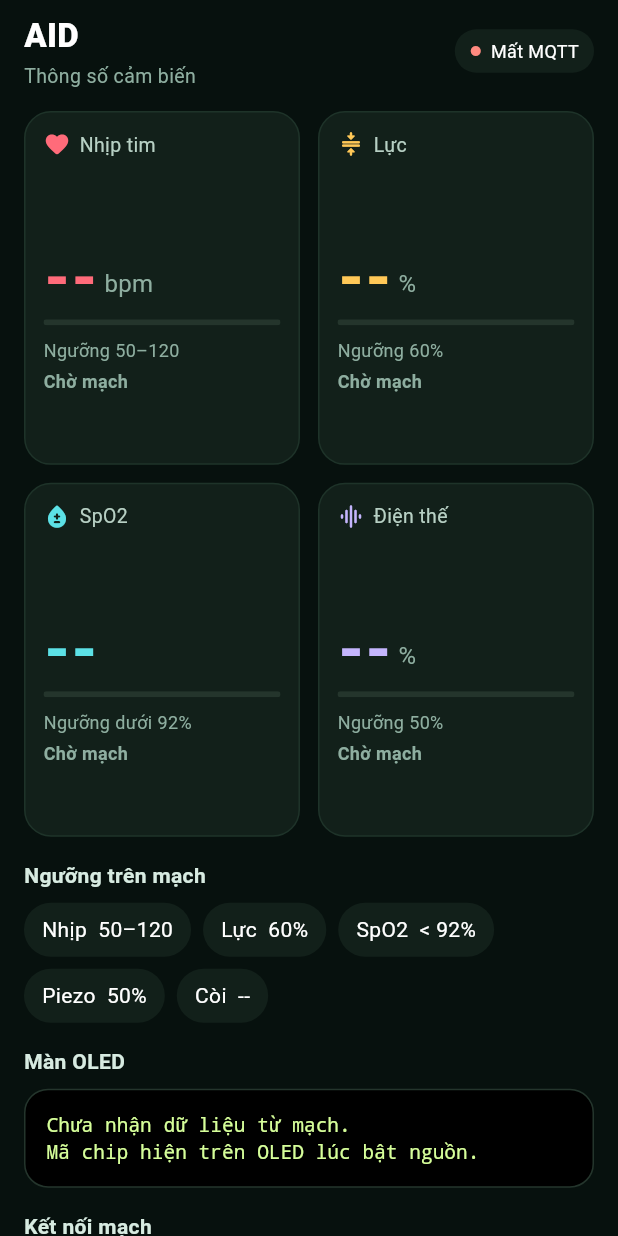
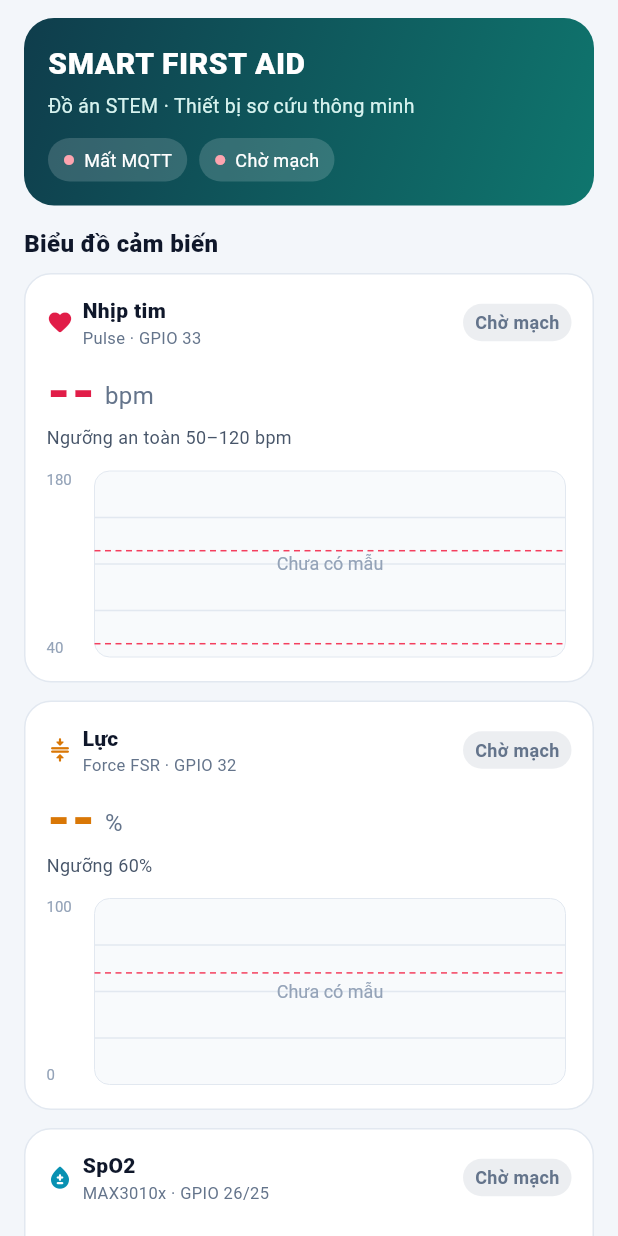
Before and after one commit to duong0411/AID, a Flutter app: the screen it shows after launch, on a phone screen of 412 x 824 dp. Run offline on Flutter 3.47's test engine with Material 3 defaults, Android fonts, the phone set to English and light mode, and no system bars; our stand-ins replace shared_preferences; missing offline and left inert: mqtt_client.

Commit message:
Add STEM sensor charts for heart rate, force, SpO2, and piezo.
Co-authored-by: Cursor <cursoragent@cursor.com>

```diff
--- a/lib/home_page.dart
+++ b/lib/home_page.dart
@@ -41,40 +41,40 @@ class _HomePageState extends State<HomePage> {
   Widget build(BuildContext context) {
     final snap = c.snapshot;
     return Scaffold(
+      backgroundColor: const Color(0xFFF3F6FA),
       body: SafeArea(
         child: ListView(
-          padding: const EdgeInsets.fromLTRB(16, 8, 16, 28),
+          padding: const EdgeInsets.fromLTRB(16, 12, 16, 28),
           children: [
-            _topBar(snap),
+            _header(snap),
             const SizedBox(height: 14),
             if (snap != null && snap.alarm) ...[
               _alarmBanner(snap),
               const SizedBox(height: 12),
             ],
-            GridView.count(
-              crossAxisCount: 2,
-              shrinkWrap: true,
-              physics: const NeverScrollableScrollPhysics(),
-              mainAxisSpacing: 12,
-              crossAxisSpacing: 12,
-              childAspectRatio: 0.78,
-              children: [
-                _SensorCard(
+            const _SectionTitle('Biểu đồ cảm biến'),
+            const SizedBox(height: 8),
+            _ChartCard(
               title: 'Nhịp tim',
+              caption: 'Pulse · GPIO 33',
               value: snap == null || snap.hr <= 0 ? '--' : '${snap.hr}',
               unit: 'bpm',
               detail: snap == null
-                      ? 'Ngưỡng 50–120'
-                      : 'ADC ${snap.hrAdc} · ngưỡng ${snap.hrMin}–${snap.hrMax}',
+                  ? 'Ngưỡng an toàn 50–120 bpm'
+                  : 'ADC ${snap.hrAdc} · ngưỡng ${snap.hrMin}–${snap.hrMax} bpm',
               status: _hrStatus(snap),
               alarm: snap?.alarmHr ?? false,
-                  color: const Color(0xFFFF6B7A),
+              color: const Color(0xFFE11D48),
               icon: Icons.favorite_rounded,
-                  fraction: snap == null || snap.hr <= 0 ? 0 : (snap.hr / 180).clamp(0, 1),
               samples: c.hrTrace,
+              minY: 40,
+              maxY: 180,
+              low: snap?.hrMin.toDouble() ?? 50,
+              high: snap?.hrMax.toDouble() ?? 120,
             ),
-                _SensorCard(
+            _ChartCard(
               title: 'Lực',
+              caption: 'Force FSR · GPIO 32',
               value: snap == null ? '--' : snap.force.toStringAsFixed(0),
               unit: '%',
               detail: snap == null
@@ -82,25 +82,31 @@ class _HomePageState extends State<HomePage> {
                   : '${snap.grams.toStringAsFixed(0)} g · ngưỡng ${snap.forceMax}%',
               status: snap == null ? 'Chờ mạch' : (snap.alarmForce ? 'Vượt ngưỡng' : 'Ổn'),
               alarm: snap?.alarmForce ?? false,
-                  color: const Color(0xFFFFC857),
+              color: const Color(0xFFD97706),
               icon: Icons.compress_rounded,
-                  fraction: snap == null ? 0 : (snap.force / 100).clamp(0, 1),
               samples: c.forceTrace,
+              minY: 0,
+              maxY: 100,
+              high: snap?.forceMax.toDouble() ?? 60,
             ),
-                _SensorCard(
+            _ChartCard(
               title: 'SpO2',
+              caption: 'MAX3010x · GPIO 26/25',
               value: _spo2Value(snap),
-                  unit: snap != null && snap.maxOnline && snap.finger && snap.spo2 > 0 ? '%' : '',
+              unit: '%',
               detail: _spo2Detail(snap),
               status: _spo2Status(snap),
               alarm: snap?.alarmSpo2 ?? false,
-                  color: const Color(0xFF5CE1E6),
+              color: const Color(0xFF0891B2),
               icon: Icons.bloodtype_rounded,
-                  fraction: snap == null || snap.spo2 <= 0 ? 0 : (snap.spo2 / 100).clamp(0, 1),
               samples: c.spo2Trace,
+              minY: 70,
+              maxY: 100,
+              low: snap?.spo2Min.toDouble() ?? 92,
             ),
-                _SensorCard(
+            _ChartCard(
               title: 'Điện thế',
+              caption: 'Piezo · GPIO 35',
               value: snap == null ? '--' : snap.piezo.toStringAsFixed(0),
               unit: '%',
               detail: snap == null
@@ -108,23 +114,23 @@ class _HomePageState extends State<HomePage> {
                   : '${snap.volt.toStringAsFixed(2)} V · ngưỡng ${snap.piezoMax}%',
               status: snap == null ? 'Chờ mạch' : (snap.alarmPiezo ? 'Vượt ngưỡng' : 'Ổn'),
               alarm: snap?.alarmPiezo ?? false,
-                  color: const Color(0xFFC4B5FD),
+              color: const Color(0xFF7C3AED),
               icon: Icons.graphic_eq_rounded,
-                  fraction: snap == null ? 0 : (snap.piezo / 100).clamp(0, 1),
               samples: c.piezoTrace,
+              minY: 0,
+              maxY: 100,
+              high: snap?.piezoMax.toDouble() ?? 50,
             ),
-              ],
-            ),
-            const SizedBox(height: 16),
-            const _SectionTitle('Ngưỡng trên mạch'),
+            const SizedBox(height: 4),
+            const _SectionTitle('Ngưỡng cảnh báo'),
             const SizedBox(height: 8),
             _thresholds(snap),
             const SizedBox(height: 16),
-            const _SectionTitle('Màn OLED'),
+            const _SectionTitle('Màn OLED trên mạch'),
             const SizedBox(height: 8),
             _oledCard(snap),
             const SizedBox(height: 16),
-            const _SectionTitle('Kết nối mạch'),
+            const _SectionTitle('Kết nối MQTT'),
             const SizedBox(height: 8),
             _connectCard(),
           ],
@@ -133,28 +139,42 @@ class _HomePageState extends State<HomePage> {
     );
   }
 
-  Widget _topBar(AidSnapshot? snap) {
+  Widget _header(AidSnapshot? snap) {
     final live = snap != null;
-    return Row(
-      children: [
-        const Expanded(
+    return Container(
+      padding: const EdgeInsets.all(16),
+      decoration: BoxDecoration(
+        borderRadius: BorderRadius.circular(20),
+        gradient: const LinearGradient(
+          colors: [Color(0xFF0F3D4C), Color(0xFF0F766E)],
+          begin: Alignment.topLeft,
+          end: Alignment.bottomRight,
+        ),
+      ),
       child: Column(
         crossAxisAlignment: CrossAxisAlignment.start,
         children: [
-              Text('AID', style: TextStyle(fontSize: 22, fontWeight: FontWeight.w800)),
-              SizedBox(height: 2),
-              Text(
-                'Thông số cảm biến',
-                style: TextStyle(color: Color(0xFF8EAEA0), fontSize: 13),
+          const Text(
+            'SMART FIRST AID',
+            style: TextStyle(color: Colors.white, fontSize: 20, fontWeight: FontWeight.w800, letterSpacing: 0.4),
+          ),
+          const SizedBox(height: 4),
+          const Text(
+            'Đồ án STEM · Thiết bị sơ cứu thông minh',
+            style: TextStyle(color: Color(0xFFD7F3EF), fontSize: 13),
+          ),
+          const SizedBox(height: 12),
+          Wrap(
+            spacing: 8,
+            runSpacing: 8,
+            children: [
+              _pill(c.connected ? 'MQTT đã nối' : 'Mất MQTT', c.connected),
+              _pill(live ? 'Mạch ${snap.id}' : 'Chờ mạch', live),
+              if (live) _pill(snap.wifi ? snap.ip : 'Mất WiFi', snap.wifi),
+            ],
           ),
         ],
       ),
-        ),
-        _pill(
-          live ? 'Mạch ${snap.id}' : (c.connected ? 'MQTT' : 'Mất MQTT'),
-          live || c.connected,
-        ),
-      ],
     );
   }
 
@@ -163,18 +183,18 @@ class _HomePageState extends State<HomePage> {
       width: double.infinity,
       padding: const EdgeInsets.symmetric(horizontal: 14, vertical: 12),
       decoration: BoxDecoration(
-        color: const Color(0xFF3A1418),
+        color: const Color(0xFFFFF1F2),
         borderRadius: BorderRadius.circular(14),
-        border: Border.all(color: const Color(0xFFFF6B7A)),
+        border: Border.all(color: const Color(0xFFFB7185)),
       ),
       child: Row(
         children: [
-          const Icon(Icons.warning_amber_rounded, color: Color(0xFFFF6B7A)),
+          const Icon(Icons.warning_amber_rounded, color: Color(0xFFE11D48)),
           const SizedBox(width: 10),
           Expanded(
             child: Text(
               snap.reason.isEmpty ? 'Cảnh báo ngưỡng' : snap.reason,
-              style: const TextStyle(fontWeight: FontWeight.w700),
+              style: const TextStyle(fontWeight: FontWeight.w800, color: Color(0xFF9F1239)),
             ),
           ),
         ],
@@ -184,9 +204,9 @@ class _HomePageState extends State<HomePage> {
 
   Widget _thresholds(AidSnapshot? snap) {
     final items = [
-      ('Nhịp', snap == null ? '50–120' : '${snap.hrMin}–${snap.hrMax}'),
+      ('Nhịp', snap == null ? '50–120 bpm' : '${snap.hrMin}–${snap.hrMax} bpm'),
       ('Lực', snap == null ? '60%' : '${snap.forceMax}%'),
-      ('SpO2', snap == null ? '< 92%' : '< ${snap.spo2Min}%'),
+      ('SpO2', snap == null ? 'trên 92%' : 'trên ${snap.spo2Min}%'),
       ('Piezo', snap == null ? '50%' : '${snap.piezoMax}%'),
       ('Còi', snap == null ? '--' : (snap.buzzerOn ? (snap.mute ? 'Tắt tiếng' : 'Bật') : 'Tắt')),
     ];
@@ -198,10 +218,11 @@ class _HomePageState extends State<HomePage> {
           Container(
             padding: const EdgeInsets.symmetric(horizontal: 12, vertical: 8),
             decoration: BoxDecoration(
-              color: const Color(0xFF12201A),
+              color: Colors.white,
               borderRadius: BorderRadius.circular(20),
+              border: Border.all(color: const Color(0xFFE2E8F0)),
             ),
-            child: Text('${item.$1}  ${item.$2}'),
+            child: Text('${item.$1}  ${item.$2}', style: const TextStyle(color: Color(0xFF0F172A), fontSize: 13)),
           ),
       ],
     );
@@ -223,9 +244,8 @@ class _HomePageState extends State<HomePage> {
       width: double.infinity,
       padding: const EdgeInsets.all(14),
       decoration: BoxDecoration(
-        color: Colors.black,
+        color: const Color(0xFF07110E),
         borderRadius: BorderRadius.circular(16),
-        border: Border.all(color: const Color(0xFF24352C)),
       ),
       child: DefaultTextStyle(
         style: const TextStyle(
@@ -246,17 +266,25 @@ class _HomePageState extends State<HomePage> {
     return Container(
       padding: const EdgeInsets.all(12),
       decoration: BoxDecoration(
-        color: const Color(0xFF12201A),
+        color: Colors.white,
         borderRadius: BorderRadius.circular(16),
+        border: Border.all(color: const Color(0xFFE2E8F0)),
       ),
       child: Column(
+        crossAxisAlignment: CrossAxisAlignment.start,
         children: [
+          const Text(
+            'mqtt.duynguyen.io.vn',
+            style: TextStyle(color: Color(0xFF64748B), fontSize: 12),
+          ),
+          const SizedBox(height: 8),
           Row(
             children: [
               Expanded(
                 child: TextField(
                   controller: _chip,
                   textCapitalization: TextCapitalization.characters,
+                  style: const TextStyle(color: Color(0xFF0F172A)),
                   decoration: const InputDecoration(
                     labelText: 'Mã mạch',
                     hintText: '6 ký tự trên OLED',
@@ -275,9 +303,7 @@ class _HomePageState extends State<HomePage> {
           ),
           if (c.discovered.isNotEmpty) ...[
             const SizedBox(height: 8),
-            Align(
-              alignment: Alignment.centerLeft,
-              child: Wrap(
+            Wrap(
               spacing: 8,
               children: [
                 for (final id in c.discovered)
@@ -290,14 +316,10 @@ class _HomePageState extends State<HomePage> {
                   ),
               ],
             ),
-            ),
           ],
           if (c.lastError.isNotEmpty) ...[
             const SizedBox(height: 8),
-            Align(
-              alignment: Alignment.centerLeft,
-              child: Text(c.lastError, style: const TextStyle(color: Color(0xFFFF8A80))),
-            ),
+            Text(c.lastError, style: const TextStyle(color: Color(0xFFE11D48))),
           ],
           const SizedBox(height: 10),
           Row(
@@ -309,6 +331,7 @@ class _HomePageState extends State<HomePage> {
                     child: OutlinedButton(
                       style: OutlinedButton.styleFrom(
                         padding: const EdgeInsets.symmetric(horizontal: 2, vertical: 12),
+                        foregroundColor: const Color(0xFF0F3D4C),
                         minimumSize: Size.zero,
                         tapTargetSize: MaterialTapTargetSize.shrinkWrap,
                       ),
@@ -327,9 +350,10 @@ class _HomePageState extends State<HomePage> {
   }
 }
 
-class _SensorCard extends StatelessWidget {
-  const _SensorCard({
+class _ChartCard extends StatelessWidget {
+  const _ChartCard({
     required this.title,
+    required this.caption,
     required this.value,
     required this.unit,
     required this.detail,
@@ -337,11 +361,15 @@ class _SensorCard extends StatelessWidget {
     required this.alarm,
     required this.color,
     required this.icon,
-    required this.fraction,
     required this.samples,
+    required this.minY,
+    required this.maxY,
+    this.low,
+    this.high,
   });
 
   final String title;
+  final String caption;
   final String value;
   final String unit;
   final String detail;
@@ -349,70 +377,83 @@ class _SensorCard extends StatelessWidget {
   final bool alarm;
   final Color color;
   final IconData icon;
-  final double fraction;
   final List<double> samples;
+  final double minY;
+  final double maxY;
+  final double? low;
+  final double? high;
 
   @override
   Widget build(BuildContext context) {
-    final accent = alarm ? const Color(0xFFFF6B7A) : color;
     final waiting = value == '--';
-    final statusColor = alarm ? const Color(0xFFFF6B7A) : (waiting ? const Color(0xFF8EAEA0) : color);
+    final statusColor = alarm
+        ? const Color(0xFFE11D48)
+        : (waiting ? const Color(0xFF64748B) : const Color(0xFF0F766E));
     return Container(
-      padding: const EdgeInsets.all(12),
+      margin: const EdgeInsets.only(bottom: 12),
+      padding: const EdgeInsets.fromLTRB(14, 14, 14, 12),
       decoration: BoxDecoration(
-        color: const Color(0xFF12201A),
+        color: Colors.white,
         borderRadius: BorderRadius.circular(18),
-        border: Border.all(color: alarm ? const Color(0xFFFF6B7A) : const Color(0xFF1E3329)),
+        border: Border.all(color: alarm ? const Color(0xFFFB7185) : const Color(0xFFE2E8F0)),
       ),
       child: Column(
         crossAxisAlignment: CrossAxisAlignment.start,
         children: [
           Row(
             children: [
-              Icon(icon, color: accent, size: 18),
+              Icon(icon, color: color, size: 18),
               const SizedBox(width: 6),
               Expanded(
-                child: Text(title, style: const TextStyle(color: Color(0xFFB7D0C4), fontSize: 13)),
+                child: Column(
+                  crossAxisAlignment: CrossAxisAlignment.start,
+                  children: [
+                    Text(title, style: const TextStyle(fontWeight: FontWeight.w800, color: Color(0xFF0F172A))),
+                    Text(caption, style: const TextStyle(fontSize: 11, color: Color(0xFF64748B))),
+                  ],
+                ),
+              ),
+              Container(
+                padding: const EdgeInsets.symmetric(horizontal: 8, vertical: 4),
+                decoration: BoxDecoration(
+                  color: statusColor.withValues(alpha: 0.12),
+                  borderRadius: BorderRadius.circular(20),
+                ),
+                child: Text(status, style: TextStyle(fontSize: 12, fontWeight: FontWeight.w700, color: statusColor)),
               ),
             ],
           ),
-          const Spacer(),
-          FittedBox(
-            fit: BoxFit.scaleDown,
-            alignment: Alignment.centerLeft,
-            child: Row(
+          const SizedBox(height: 10),
+          Row(
             crossAxisAlignment: CrossAxisAlignment.end,
             children: [
-                Text(value, style: TextStyle(fontSize: 40, fontWeight: FontWeight.w800, color: accent, height: 1)),
-                if (unit.isNotEmpty) ...[
-                  const SizedBox(width: 4),
+              Text(
+                value,
+                style: TextStyle(fontSize: 36, fontWeight: FontWeight.w800, color: color, height: 1),
+              ),
+              const SizedBox(width: 6),
               Padding(
                 padding: const EdgeInsets.only(bottom: 4),
-                    child: Text(unit, style: const TextStyle(color: Color(0xFF8EAEA0), fontSize: 16)),
+                child: Text(unit, style: const TextStyle(fontSize: 16, color: Color(0xFF64748B))),
               ),
             ],
-              ],
+          ),
+          const SizedBox(height: 4),
+          Text(detail, style: const TextStyle(fontSize: 12, color: Color(0xFF475569))),
+          const SizedBox(height: 10),
+          SizedBox(
+            height: 132,
+            width: double.infinity,
+            child: CustomPaint(
+              painter: _StemChart(
+                samples: samples,
+                color: color,
+                minY: minY,
+                maxY: maxY,
+                low: low,
+                high: high,
               ),
             ),
-          const SizedBox(height: 8),
-          ClipRRect(
-            borderRadius: BorderRadius.circular(4),
-            child: LinearProgressIndicator(
-              value: fraction.toDouble(),
-              minHeight: 4,
-              backgroundColor: const Color(0xFF24352C),
-              color: accent,
-            ),
-          ),
-          const SizedBox(height: 8),
-          Text(detail, maxLines: 2, overflow: TextOverflow.ellipsis, style: const TextStyle(fontSize: 12, color: Color(0xFF8EAEA0))),
-          const SizedBox(height: 4),
-          Text(status, style: TextStyle(fontSize: 12, fontWeight: FontWeight.w700, color: statusColor)),
-          const SizedBox(height: 6),
-          SizedBox(
-            height: 28,
-            width: double.infinity,
-            child: CustomPaint(painter: _Sparkline(samples, accent)),
           ),
         ],
       ),
@@ -420,37 +461,122 @@ class _SensorCard extends StatelessWidget {
   }
 }
 
-class _Sparkline extends CustomPainter {
-  _Sparkline(this.samples, this.color);
+class _StemChart extends CustomPainter {
+  _StemChart({
+    required this.samples,
+    required this.color,
+    required this.minY,
+    required this.maxY,
+    this.low,
+    this.high,
+  });
+
   final List<double> samples;
   final Color color;
+  final double minY;
+  final double maxY;
+  final double? low;
+  final double? high;
 
   @override
   void paint(Canvas canvas, Size size) {
-    if (samples.length < 2) return;
-    var peak = 1.0;
-    for (final v in samples) {
-      if (v > peak) peak = v;
+    const axisW = 32.0;
+    final plot = Rect.fromLTWH(axisW, 4, size.width - axisW - 4, size.height - 8);
+    final bg = RRect.fromRectAndRadius(plot, const Radius.circular(10));
+    canvas.drawRRect(bg, Paint()..color = const Color(0xFFF8FAFC));
+    canvas.drawRRect(
+      bg,
+      Paint()
+        ..color = const Color(0xFFE2E8F0)
+        ..style = PaintingStyle.stroke,
+    );
+
+    final grid = Paint()
+      ..color = const Color(0xFFE2E8F0)
+      ..strokeWidth = 1;
+    for (var i = 1; i <= 3; i++) {
+      final y = plot.top + plot.height * i / 4;
+      canvas.drawLine(Offset(plot.left, y), Offset(plot.right, y), grid);
     }
+
+    _axisLabel(canvas, maxY.toStringAsFixed(0), plot.top, axisW);
+    _axisLabel(canvas, minY.toStringAsFixed(0), plot.bottom - 12, axisW);
+
+    void guide(double? value) {
+      if (value == null) return;
+      final y = _y(value, plot);
       final paint = Paint()
-      ..color = color
-      ..strokeWidth = 1.6
-      ..style = PaintingStyle.stroke;
+        ..color = const Color(0xFFF43F5E)
+        ..strokeWidth = 1;
+      for (double x = plot.left; x < plot.right; x += 7) {
+        canvas.drawLine(Offset(x, y), Offset(x + 4, y), paint);
+      }
+    }
+
+    guide(low);
+    guide(high);
+
+    if (samples.isEmpty) {
+      _centerNote(canvas, plot, 'Chưa có mẫu');
+      return;
+    }
+
+    final points = samples.length == 1 ? [samples.first, samples.first] : samples;
     final path = Path();
-    for (var i = 0; i < samples.length; i++) {
-      final x = size.width * i / (samples.length - 1);
-      final y = size.height - (samples[i].clamp(0, peak) / peak) * (size.height - 2);
+    final fill = Path();
+    for (var i = 0; i < points.length; i++) {
+      final x = plot.left + plot.width * i / (points.length - 1);
+      final y = _y(points[i], plot);
       if (i == 0) {
         path.moveTo(x, y);
+        fill.moveTo(x, plot.bottom);
+        fill.lineTo(x, y);
       } else {
         path.lineTo(x, y);
+        fill.lineTo(x, y);
       }
     }
-    canvas.drawPath(path, paint);
+    fill.lineTo(plot.right, plot.bottom);
+    fill.close();
+    canvas.save();
+    canvas.clipRRect(bg);
+    canvas.drawPath(fill, Paint()..color = color.withValues(alpha: 0.18));
+    canvas.drawPath(
+      path,
+      Paint()
+        ..color = color
+        ..style = PaintingStyle.stroke
+        ..strokeWidth = 2.2
+        ..strokeCap = StrokeCap.round
+        ..strokeJoin = StrokeJoin.round,
+    );
+    canvas.restore();
+  }
+
+  double _y(double value, Rect plot) {
+    final span = (maxY - minY).abs() < 0.001 ? 1.0 : (maxY - minY);
+    final t = ((value - minY) / span).clamp(0.0, 1.0);
+    return plot.bottom - t * plot.height;
+  }
+
+  void _axisLabel(Canvas canvas, String text, double top, double width) {
+    final painter = TextPainter(
+      text: TextSpan(text: text, style: const TextStyle(color: Color(0xFF94A3B8), fontSize: 10)),
+      textDirection: TextDirection.ltr,
+    )..layout(maxWidth: width);
+    painter.paint(canvas, Offset(0, top));
+  }
+
+  void _centerNote(Canvas canvas, Rect plot, String text) {
+    final painter = TextPainter(
+      text: TextSpan(text: text, style: const TextStyle(color: Color(0xFF94A3B8), fontSize: 12)),
+      textDirection: TextDirection.ltr,
+    )..layout();
+    painter.paint(canvas, Offset(plot.center.dx - painter.width / 2, plot.center.dy - painter.height / 2));
   }
 
   @override
-  bool shouldRepaint(covariant _Sparkline oldDelegate) => true;
+  bool shouldRepaint(covariant _StemChart oldDelegate) => true;
 }
 
 class _SectionTitle extends StatelessWidget {
@@ -459,7 +585,10 @@ class _SectionTitle extends StatelessWidget {
 
   @override
   Widget build(BuildContext context) {
-    return Text(text, style: const TextStyle(fontWeight: FontWeight.w700, color: Color(0xFFD7EBE1)));
+    return Text(
+      text,
+      style: const TextStyle(fontWeight: FontWeight.w800, fontSize: 16, color: Color(0xFF0F172A)),
+    );
   }
 }
 
@@ -467,15 +596,15 @@ Widget _pill(String text, bool on) {
   return Container(
     padding: const EdgeInsets.symmetric(horizontal: 10, vertical: 6),
     decoration: BoxDecoration(
-      color: const Color(0xFF12201A),
+      color: Colors.white.withValues(alpha: 0.16),
       borderRadius: BorderRadius.circular(20),
     ),
     child: Row(
       mainAxisSize: MainAxisSize.min,
       children: [
-        Icon(Icons.circle, size: 8, color: on ? const Color(0xFF3DDC97) : const Color(0xFFFF8A80)),
+        Icon(Icons.circle, size: 8, color: on ? const Color(0xFF86EFAC) : const Color(0xFFFDA4AF)),
         const SizedBox(width: 6),
-        Text(text, style: const TextStyle(fontSize: 12)),
+        Text(text, style: const TextStyle(fontSize: 12, color: Colors.white)),
       ],
     ),
   );
@@ -495,10 +624,10 @@ String _spo2Value(AidSnapshot? snap) {
 }
 
 String _spo2Detail(AidSnapshot? snap) {
-  if (snap == null) return 'Ngưỡng dưới 92%';
+  if (snap == null) return 'Ngưỡng trên 92%';
   if (!snap.maxOnline) return 'Chưa thấy IC MAX3010x';
-  if (!snap.finger) return 'Chưa đặt tay';
-  return '${snap.spo2Hr.toStringAsFixed(0)} bpm · ngưỡng < ${snap.spo2Min}%';
+  if (!snap.finger) return 'Chưa đặt tay lên cảm biến';
+  return '${snap.spo2Hr.toStringAsFixed(0)} bpm · ngưỡng trên ${snap.spo2Min}%';
 }
 
 String _spo2Status(AidSnapshot? snap) {
--- a/lib/main.dart
+++ b/lib/main.dart
@@ -9,7 +9,7 @@ void main() {
   SystemChrome.setSystemUIOverlayStyle(
     const SystemUiOverlayStyle(
       statusBarColor: Colors.transparent,
-      statusBarIconBrightness: Brightness.light,
+      statusBarIconBrightness: Brightness.dark,
     ),
   );
   runApp(const AidApp());
@@ -45,14 +45,14 @@ class _AidAppState extends State<AidApp> {
       title: 'AID',
       debugShowCheckedModeBanner: false,
       theme: ThemeData(
-        brightness: Brightness.dark,
-        scaffoldBackgroundColor: const Color(0xFF07110E),
-        colorScheme: const ColorScheme.dark(
-          primary: Color(0xFF3DDC97),
-          surface: Color(0xFF12201A),
+        brightness: Brightness.light,
+        scaffoldBackgroundColor: const Color(0xFFF3F6FA),
+        colorScheme: ColorScheme.fromSeed(
+          seedColor: const Color(0xFF0F766E),
+          brightness: Brightness.light,
         ),
         appBarTheme: const AppBarTheme(
-          backgroundColor: Color(0xFF07110E),
+          backgroundColor: Color(0xFFF3F6FA),
           elevation: 0,
           scrolledUnderElevation: 0,
         ),
```
Also changed, not shown: 1 other file. Lines whose indentation alone changed are shown as unchanged.
